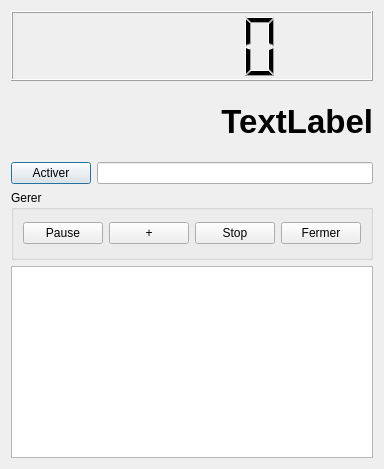
Old version of the form game_time_management/code/timewindows.ui in the repository videl4298/GameTiming.
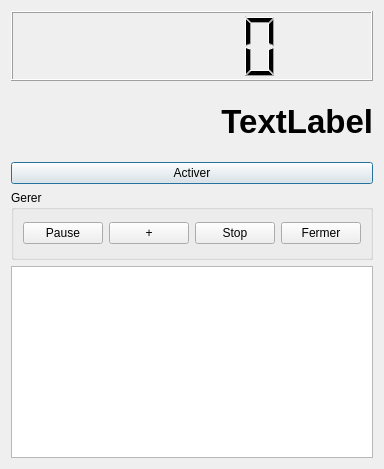
New version of the form.

The edit to the form file:
```diff
--- a/game_time_management/code/timewindows.ui
+++ b/game_time_management/code/timewindows.ui
@@ -6,7 +6,7 @@
    <rect>
     <x>0</x>
     <y>0</y>
-    <width>354</width>
+    <width>356</width>
     <height>469</height>
    </rect>
   </property>
@@ -49,9 +49,6 @@
        </property>
       </widget>
      </item>
-     <item>
-      <widget class="QLineEdit" name="passwordLine"/>
-     </item>
     </layout>
    </item>
    <item>
```
